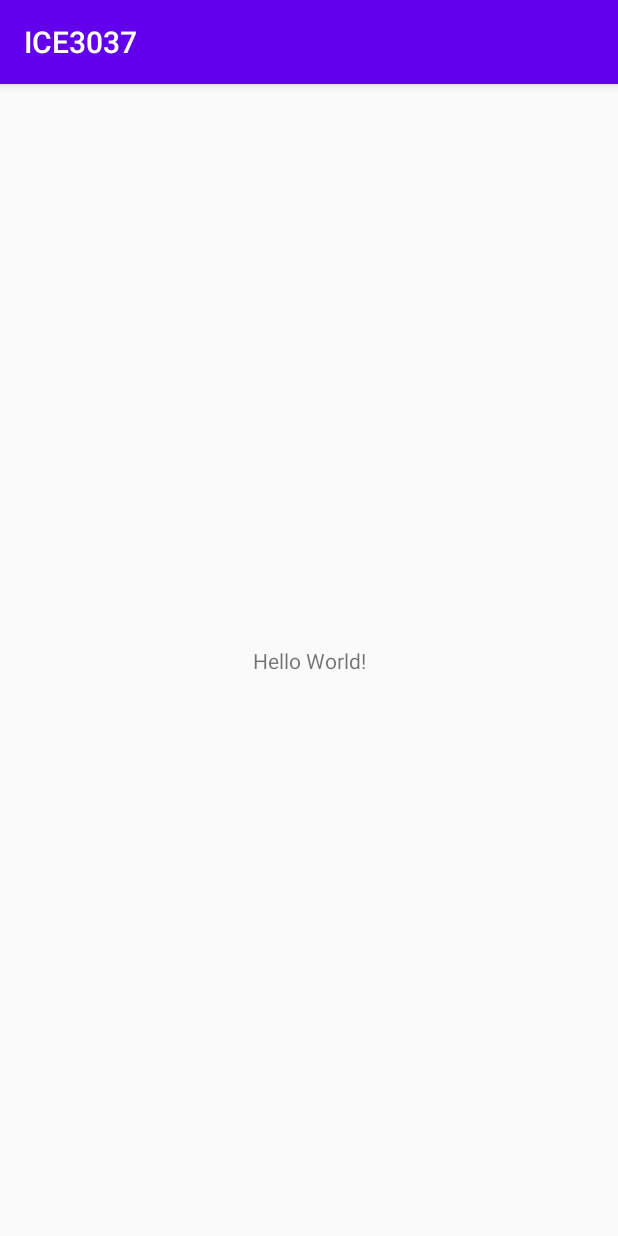
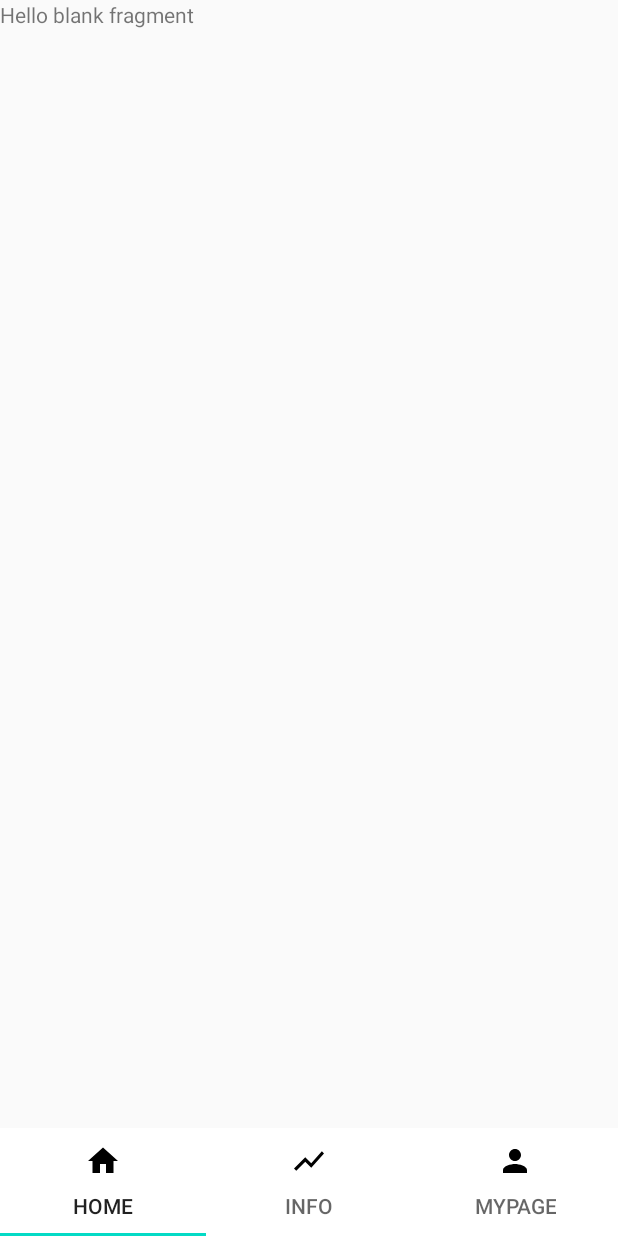
Before and after one commit to sallyeric/ICE3037_47, an Android app: the screen it shows after launch (MainActivity), on a phone screen of 412 x 824 dp. Run offline under Robolectric (Android 15) with nearby library versions, the phone set to English and light mode, and no system bars.

Commit message:
[Upload] Tab Layout

```diff
--- a/Front-end/app/build.gradle
+++ b/Front-end/app/build.gradle
@@ -28,7 +28,10 @@ dependencies {
 
     implementation 'androidx.appcompat:appcompat:1.2.0'
     implementation 'androidx.constraintlayout:constraintlayout:1.1.3'
+    implementation 'androidx.legacy:legacy-support-v4:1.0.0'
     testImplementation 'junit:junit:4.12'
     androidTestImplementation 'androidx.test.ext:junit:1.1.1'
     androidTestImplementation 'androidx.test.espresso:espresso-core:3.2.0'
+
+    implementation 'com.google.android.material:material:1.2.0-alpha03'
 }
--- /dev/null
+++ b/Front-end/app/src/main/java/edu/skku2/map/ice3037/HomeFragment.java
@@ -0,0 +1,64 @@
+package edu.skku2.map.ice3037;
+
+import android.os.Bundle;
+
+import androidx.fragment.app.Fragment;
+
+import android.view.LayoutInflater;
+import android.view.View;
+import android.view.ViewGroup;
+
+
+/**
+ * A simple {@link Fragment} subclass.
+ * Use the {@link HomeFragment#newInstance} factory method to
+ * create an instance of this fragment.
+ */
+public class HomeFragment extends Fragment {
+    // TODO: Rename parameter arguments, choose names that match
+    // the fragment initialization parameters, e.g. ARG_ITEM_NUMBER
+    private static final String ARG_PARAM1 = "param1";
+    private static final String ARG_PARAM2 = "param2";
+
+    // TODO: Rename and change types of parameters
+    private String mParam1;
+    private String mParam2;
+
+    public HomeFragment() {
+        // Required empty public constructor
+    }
+
+    /**
+     * Use this factory method to create a new instance of
+     * this fragment using the provided parameters.
+     *
+     * @param param1 Parameter 1.
+     * @param param2 Parameter 2.
+     * @return A new instance of fragment HomeFragment.
+     */
+    // TODO: Rename and change types and number of parameters
+    public static HomeFragment newInstance(String param1, String param2) {
+        HomeFragment fragment = new HomeFragment();
+        Bundle args = new Bundle();
+        args.putString(ARG_PARAM1, param1);
+        args.putString(ARG_PARAM2, param2);
+        fragment.setArguments(args);
+        return fragment;
+    }
+
+    @Override
+    public void onCreate(Bundle savedInstanceState) {
+        super.onCreate(savedInstanceState);
+        if (getArguments() != null) {
+            mParam1 = getArguments().getString(ARG_PARAM1);
+            mParam2 = getArguments().getString(ARG_PARAM2);
+        }
+    }
+
+    @Override
+    public View onCreateView(LayoutInflater inflater, ViewGroup container,
+                             Bundle savedInstanceState) {
+        // Inflate the layout for this fragment
+        return inflater.inflate(R.layout.fragment_home, container, false);
+    }
+}
--- /dev/null
+++ b/Front-end/app/src/main/java/edu/skku2/map/ice3037/InfoFragment.java
@@ -0,0 +1,64 @@
+package edu.skku2.map.ice3037;
+
+import android.os.Bundle;
+
+import androidx.fragment.app.Fragment;
+
+import android.view.LayoutInflater;
+import android.view.View;
+import android.view.ViewGroup;
+
+
+/**
+ * A simple {@link Fragment} subclass.
+ * Use the {@link InfoFragment#newInstance} factory method to
+ * create an instance of this fragment.
+ */
+public class InfoFragment extends Fragment {
+    // TODO: Rename parameter arguments, choose names that match
+    // the fragment initialization parameters, e.g. ARG_ITEM_NUMBER
+    private static final String ARG_PARAM1 = "param1";
+    private static final String ARG_PARAM2 = "param2";
+
+    // TODO: Rename and change types of parameters
+    private String mParam1;
+    private String mParam2;
+
+    public InfoFragment() {
+        // Required empty public constructor
+    }
+
+    /**
+     * Use this factory method to create a new instance of
+     * this fragment using the provided parameters.
+     *
+     * @param param1 Parameter 1.
+     * @param param2 Parameter 2.
+     * @return A new instance of fragment InfoFragment.
+     */
+    // TODO: Rename and change types and number of parameters
+    public static InfoFragment newInstance(String param1, String param2) {
+        InfoFragment fragment = new InfoFragment();
+        Bundle args = new Bundle();
+        args.putString(ARG_PARAM1, param1);
+        args.putString(ARG_PARAM2, param2);
+        fragment.setArguments(args);
+        return fragment;
+    }
+
+    @Override
+    public void onCreate(Bundle savedInstanceState) {
+        super.onCreate(savedInstanceState);
+        if (getArguments() != null) {
+            mParam1 = getArguments().getString(ARG_PARAM1);
+            mParam2 = getArguments().getString(ARG_PARAM2);
+        }
+    }
+
+    @Override
+    public View onCreateView(LayoutInflater inflater, ViewGroup container,
+                             Bundle savedInstanceState) {
+        // Inflate the layout for this fragment
+        return inflater.inflate(R.layout.fragment_info, container, false);
+    }
+}
--- a/Front-end/app/src/main/java/edu/skku2/map/ice3037/MainActivity.java
+++ b/Front-end/app/src/main/java/edu/skku2/map/ice3037/MainActivity.java
@@ -1,14 +1,87 @@
 package edu.skku2.map.ice3037;
 
+import androidx.annotation.NonNull;
+import androidx.annotation.Nullable;
 import androidx.appcompat.app.AppCompatActivity;
+import androidx.appcompat.widget.Toolbar;
+import androidx.fragment.app.Fragment;
+import androidx.fragment.app.FragmentManager;
+import androidx.fragment.app.FragmentPagerAdapter;
+import androidx.viewpager.widget.ViewPager;
 
 import android.os.Bundle;
 
+import com.google.android.material.tabs.TabLayout;
+
+import java.util.ArrayList;
+import java.util.List;
+
 public class MainActivity extends AppCompatActivity {
+
+//    private Toolbar toolbar;
+    private ViewPager viewPager;
+    private TabLayout tabLayout;
+
+    private HomeFragment homeFragment;
+    private InfoFragment infoFragment;
+    private MyPageFragment mypageFragment;
+
 
     @Override
     protected void onCreate(Bundle savedInstanceState) {
         super.onCreate(savedInstanceState);
         setContentView(R.layout.activity_main);
+
+        viewPager = findViewById(R.id.view_pager);
+        tabLayout = findViewById(R.id.tab_layout);
+
+        homeFragment = new HomeFragment();
+        infoFragment = new InfoFragment();
+        mypageFragment = new MyPageFragment();
+
+        tabLayout.setupWithViewPager(viewPager);
+
+        ViewPagerAdapter viewPagerAdapter = new ViewPagerAdapter(getSupportFragmentManager(), 0);
+        viewPagerAdapter.addFragment(homeFragment, "Home");
+        viewPagerAdapter.addFragment(infoFragment, "Info");
+        viewPagerAdapter.addFragment(mypageFragment, "MyPage");
+        viewPager.setAdapter(viewPagerAdapter);
+
+        tabLayout.getTabAt(0).setIcon(R.drawable.tab_home);
+        tabLayout.getTabAt(1).setIcon(R.drawable.tab_info);
+        tabLayout.getTabAt(2).setIcon(R.drawable.tab_mypage);
+    }
+
+    private class ViewPagerAdapter extends FragmentPagerAdapter {
+
+        private List<Fragment> fragments = new ArrayList<>();
+        private List<String> fragmentTitle = new ArrayList<>();
+
+
+        public ViewPagerAdapter(@NonNull FragmentManager fm, int behavior){
+            super(fm, behavior);
+        }
+
+        public void addFragment(Fragment fragment, String title){
+            fragments.add(fragment);
+            fragmentTitle.add(title);
+        }
+
+        @NonNull
+        @Override
+        public Fragment getItem(int position) {
+            return fragments.get(position);
+        }
+
+        @Override
+        public int getCount() {
+            return fragments.size();
+        }
+
+        @Nullable
+        @Override
+        public CharSequence getPageTitle(int position) {
+            return fragmentTitle.get(position);
+        }
     }
 }
--- /dev/null
+++ b/Front-end/app/src/main/java/edu/skku2/map/ice3037/MyPageFragment.java
@@ -0,0 +1,64 @@
+package edu.skku2.map.ice3037;
+
+import android.os.Bundle;
+
+import androidx.fragment.app.Fragment;
+
+import android.view.LayoutInflater;
+import android.view.View;
+import android.view.ViewGroup;
+
+
+/**
+ * A simple {@link Fragment} subclass.
+ * Use the {@link MyPageFragment#newInstance} factory method to
+ * create an instance of this fragment.
+ */
+public class MyPageFragment extends Fragment {
+    // TODO: Rename parameter arguments, choose names that match
+    // the fragment initialization parameters, e.g. ARG_ITEM_NUMBER
+    private static final String ARG_PARAM1 = "param1";
+    private static final String ARG_PARAM2 = "param2";
+
+    // TODO: Rename and change types of parameters
+    private String mParam1;
+    private String mParam2;
+
+    public MyPageFragment() {
+        // Required empty public constructor
+    }
+
+    /**
+     * Use this factory method to create a new instance of
+     * this fragment using the provided parameters.
+     *
+     * @param param1 Parameter 1.
+     * @param param2 Parameter 2.
+     * @return A new instance of fragment MyPageFragment.
+     */
+    // TODO: Rename and change types and number of parameters
+    public static MyPageFragment newInstance(String param1, String param2) {
+        MyPageFragment fragment = new MyPageFragment();
+        Bundle args = new Bundle();
+        args.putString(ARG_PARAM1, param1);
+        args.putString(ARG_PARAM2, param2);
+        fragment.setArguments(args);
+        return fragment;
+    }
+
+    @Override
+    public void onCreate(Bundle savedInstanceState) {
+        super.onCreate(savedInstanceState);
+        if (getArguments() != null) {
+            mParam1 = getArguments().getString(ARG_PARAM1);
+            mParam2 = getArguments().getString(ARG_PARAM2);
+        }
+    }
+
+    @Override
+    public View onCreateView(LayoutInflater inflater, ViewGroup container,
+                             Bundle savedInstanceState) {
+        // Inflate the layout for this fragment
+        return inflater.inflate(R.layout.fragment_my_page, container, false);
+    }
+}
--- /dev/null
+++ b/Front-end/app/src/main/res/drawable/tab_home.xml
@@ -0,0 +1,9 @@
+<vector xmlns:android="http://schemas.android.com/apk/res/android"
+        android:width="24dp"
+        android:height="24dp"
+        android:viewportWidth="24.0"
+        android:viewportHeight="24.0">
+    <path
+        android:fillColor="#FF000000"
+        android:pathData="M10,20v-6h4v6h5v-8h3L12,3 2,12h3v8z"/>
+</vector>
--- /dev/null
+++ b/Front-end/app/src/main/res/drawable/tab_info.xml
@@ -0,0 +1,9 @@
+<vector xmlns:android="http://schemas.android.com/apk/res/android"
+        android:width="24dp"
+        android:height="24dp"
+        android:viewportWidth="24.0"
+        android:viewportHeight="24.0">
+    <path
+        android:fillColor="#FF000000"
+        android:pathData="M3.5,18.49l6,-6.01 4,4L22,6.92l-1.41,-1.41 -7.09,7.97 -4,-4L2,16.99z"/>
+</vector>
--- /dev/null
+++ b/Front-end/app/src/main/res/drawable/tab_mypage.xml
@@ -0,0 +1,9 @@
+<vector xmlns:android="http://schemas.android.com/apk/res/android"
+        android:width="24dp"
+        android:height="24dp"
+        android:viewportWidth="24.0"
+        android:viewportHeight="24.0">
+    <path
+        android:fillColor="#FF000000"
+        android:pathData="M12,12c2.21,0 4,-1.79 4,-4s-1.79,-4 -4,-4 -4,1.79 -4,4 1.79,4 4,4zM12,14c-2.67,0 -8,1.34 -8,4v2h16v-2c0,-2.66 -5.33,-4 -8,-4z"/>
+</vector>
--- a/Front-end/app/src/main/res/layout/activity_main.xml
+++ b/Front-end/app/src/main/res/layout/activity_main.xml
@@ -1,18 +1,38 @@
 <?xml version="1.0" encoding="utf-8"?>
-<androidx.constraintlayout.widget.ConstraintLayout xmlns:android="http://schemas.android.com/apk/res/android"
+<RelativeLayout xmlns:android="http://schemas.android.com/apk/res/android"
     xmlns:app="http://schemas.android.com/apk/res-auto"
     xmlns:tools="http://schemas.android.com/tools"
     android:layout_width="match_parent"
     android:layout_height="match_parent"
     tools:context=".MainActivity">
 
-    <TextView
-        android:layout_width="wrap_content"
-        android:layout_height="wrap_content"
-        android:text="Hello World!"
-        app:layout_constraintBottom_toBottomOf="parent"
-        app:layout_constraintLeft_toLeftOf="parent"
-        app:layout_constraintRight_toRightOf="parent"
-        app:layout_constraintTop_toTopOf="parent" />
+        <androidx.viewpager.widget.ViewPager
+            android:id="@+id/view_pager"
+            android:layout_width="match_parent"
+            android:layout_height="wrap_content"
+            app:layout_behavior="com.google.android.material.appbar.AppBarLayout$ScrollingViewBehavior"
+            />
 
-</androidx.constraintlayout.widget.ConstraintLayout>
+        <com.google.android.material.tabs.TabLayout
+            android:id="@+id/tab_layout"
+            android:layout_width="match_parent"
+            android:layout_height="wrap_content"
+            android:background="@android:color/white"
+            android:layout_alignParentBottom="true">
+            <com.google.android.material.tabs.TabItem
+                android:layout_width="wrap_content"
+                android:layout_height="wrap_content"
+                android:icon="@drawable/tab_home"
+                android:text="Home"/>
+            <com.google.android.material.tabs.TabItem
+                android:layout_width="wrap_content"
+                android:layout_height="wrap_content"
+                android:icon="@drawable/tab_info"
+                android:text="Info"/>
+            <com.google.android.material.tabs.TabItem
+                android:layout_width="wrap_content"
+                android:layout_height="wrap_content"
+                android:icon="@drawable/tab_mypage"
+                android:text="My Page"/>
+        </com.google.android.material.tabs.TabLayout>
+</RelativeLayout>
--- /dev/null
+++ b/Front-end/app/src/main/res/layout/fragment_home.xml
@@ -0,0 +1,14 @@
+<?xml version="1.0" encoding="utf-8"?>
+<FrameLayout xmlns:android="http://schemas.android.com/apk/res/android"
+    xmlns:tools="http://schemas.android.com/tools"
+    android:layout_width="match_parent"
+    android:layout_height="match_parent"
+    tools:context=".HomeFragment">
+
+    <!-- TODO: Update blank fragment layout -->
+    <TextView
+        android:layout_width="match_parent"
+        android:layout_height="50dp"
+        android:text="@string/hello_blank_fragment" />
+
+</FrameLayout>
--- /dev/null
+++ b/Front-end/app/src/main/res/layout/fragment_info.xml
@@ -0,0 +1,14 @@
+<?xml version="1.0" encoding="utf-8"?>
+<FrameLayout xmlns:android="http://schemas.android.com/apk/res/android"
+    xmlns:tools="http://schemas.android.com/tools"
+    android:layout_width="match_parent"
+    android:layout_height="match_parent"
+    tools:context=".InfoFragment">
+
+    <!-- TODO: Update blank fragment layout -->
+    <TextView
+        android:layout_width="match_parent"
+        android:layout_height="match_parent"
+        android:text="@string/hello_blank_fragment" />
+
+</FrameLayout>
--- /dev/null
+++ b/Front-end/app/src/main/res/layout/fragment_my_page.xml
@@ -0,0 +1,14 @@
+<?xml version="1.0" encoding="utf-8"?>
+<FrameLayout xmlns:android="http://schemas.android.com/apk/res/android"
+    xmlns:tools="http://schemas.android.com/tools"
+    android:layout_width="match_parent"
+    android:layout_height="match_parent"
+    tools:context=".MyPageFragment">
+
+    <!-- TODO: Update blank fragment layout -->
+    <TextView
+        android:layout_width="match_parent"
+        android:layout_height="match_parent"
+        android:text="@string/hello_blank_fragment" />
+
+</FrameLayout>
--- a/Front-end/app/src/main/res/values/strings.xml
+++ b/Front-end/app/src/main/res/values/strings.xml
@@ -1,3 +1,6 @@
 <resources>
     <string name="app_name">ICE3037</string>
+
+    <!-- TODO: Remove or change this placeholder text -->
+    <string name="hello_blank_fragment">Hello blank fragment</string>
 </resources>
--- a/Front-end/app/src/main/res/values/styles.xml
+++ b/Front-end/app/src/main/res/values/styles.xml
@@ -1,7 +1,7 @@
 <resources>
 
     <!-- Base application theme. -->
-    <style name="AppTheme" parent="Theme.AppCompat.Light.DarkActionBar">
+    <style name="AppTheme" parent="Theme.AppCompat.Light.NoActionBar">
         <!-- Customize your theme here. -->
         <item name="colorPrimary">@color/colorPrimary</item>
         <item name="colorPrimaryDark">@color/colorPrimaryDark</item>
```
